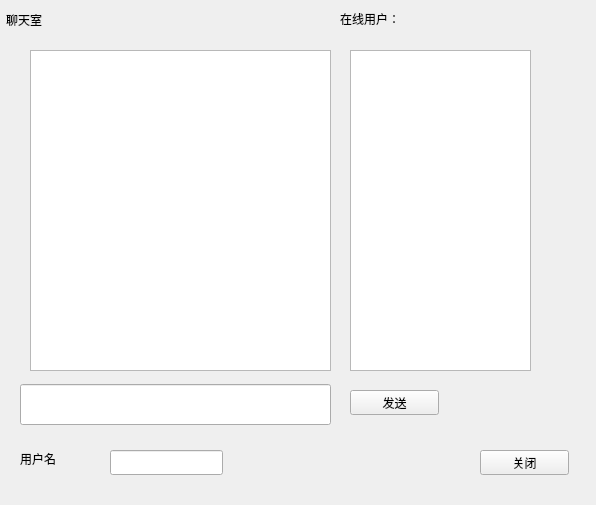
Old version of the form Client/group_chat.ui in the repository YaooXu/ChatChat.
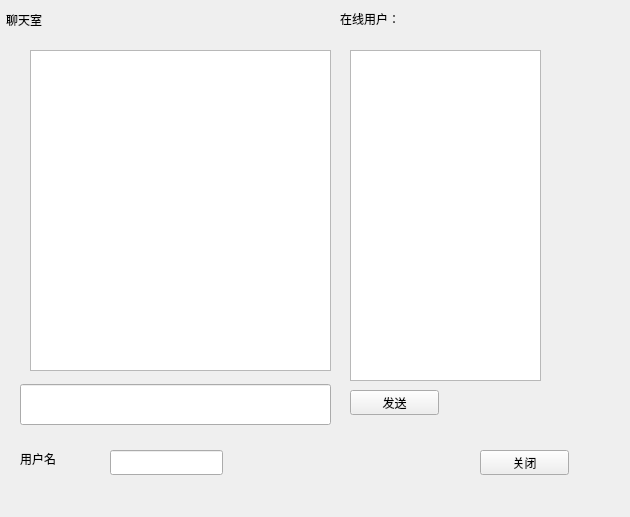
New version of the form.

Diff of the .ui file:
```diff
--- a/Client/group_chat.ui
+++ b/Client/group_chat.ui
@@ -6,8 +6,8 @@
    <rect>
     <x>0</x>
     <y>0</y>
-    <width>596</width>
-    <height>505</height>
+    <width>630</width>
+    <height>517</height>
    </rect>
   </property>
   <property name="windowTitle">
@@ -113,8 +113,8 @@
     <rect>
      <x>350</x>
      <y>50</y>
-     <width>181</width>
-     <height>321</height>
+     <width>191</width>
+     <height>331</height>
     </rect>
    </property>
   </widget>
```
